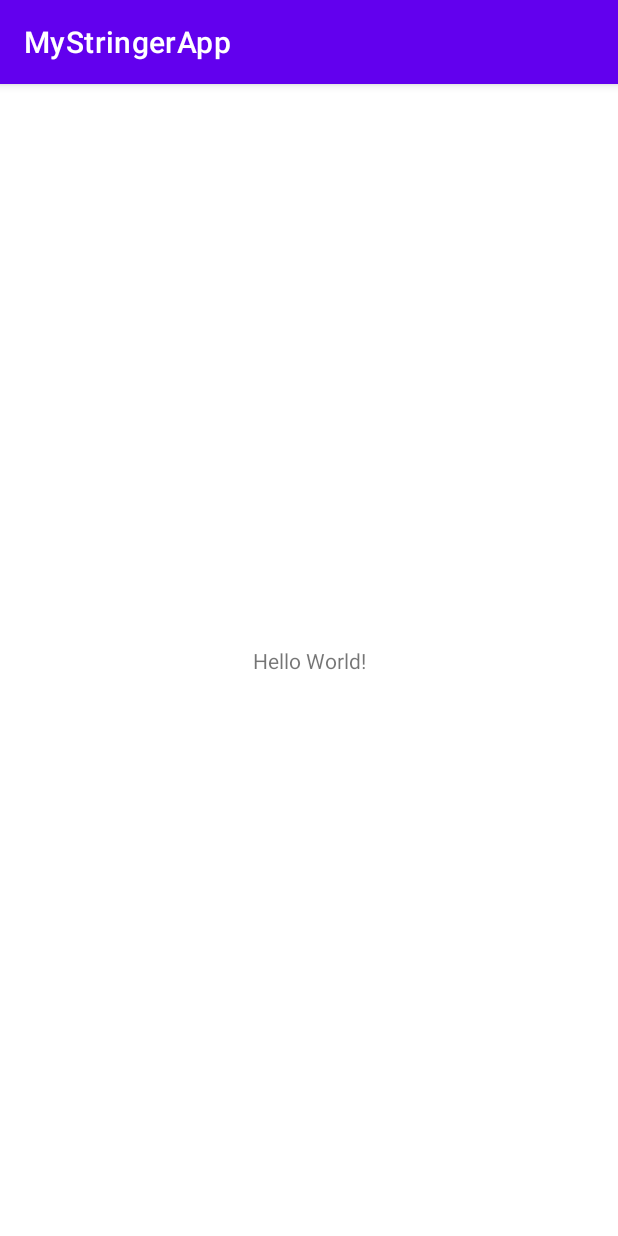
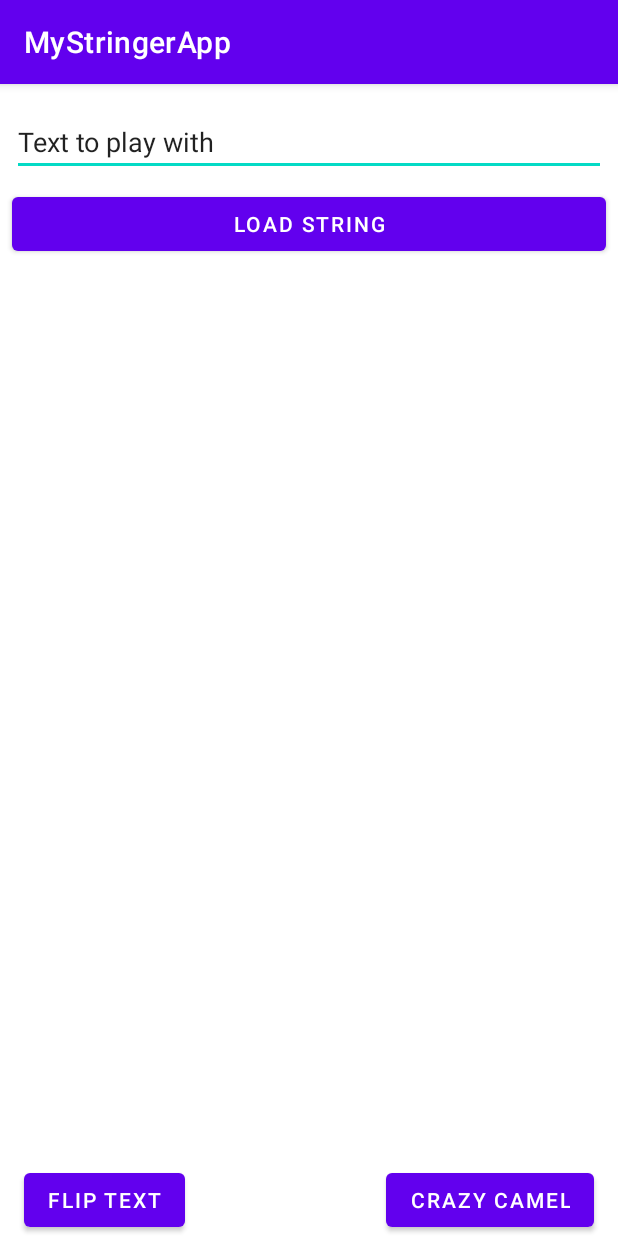
Before and after one commit to twoodby/mystinger, an Android app: the screen it shows after launch (MainActivity), on a phone screen of 412 x 824 dp. Run offline under Robolectric (Android 15) with nearby library versions, the phone set to English and light mode, and no system bars.

Commit message:
udpated with library and working example

```diff
--- a/android/app/build.gradle
+++ b/android/app/build.gradle
@@ -29,10 +29,14 @@ android {
     kotlinOptions {
         jvmTarget = '1.8'
     }
+
+    buildFeatures {
+        viewBinding true
+    }
 }
 
 dependencies {
-
+    implementation fileTree(dir: "libs", include: ["*.aar"])
     implementation 'androidx.core:core-ktx:1.7.0'
     implementation 'androidx.appcompat:appcompat:1.4.1'
     implementation 'com.google.android.material:material:1.5.0'
--- a/android/app/src/main/java/com/twoodby/mystringerapp/MainActivity.kt
+++ b/android/app/src/main/java/com/twoodby/mystringerapp/MainActivity.kt
@@ -1,11 +1,40 @@
 package com.twoodby.mystringerapp
 
+import android.os.Bundle
 import androidx.appcompat.app.AppCompatActivity
-import android.os.Bundle
+import com.twoodby.mystringerapp.databinding.ActivityMainBinding
 
 class MainActivity : AppCompatActivity() {
+
+    private lateinit var binding: ActivityMainBinding
+    private var myStringer: stringer.MyStringer = stringer.MyStringer("")
+
     override fun onCreate(savedInstanceState: Bundle?) {
         super.onCreate(savedInstanceState)
-        setContentView(R.layout.activity_main)
+        binding = ActivityMainBinding.inflate(layoutInflater)
+        setContentView(binding.root)
     }
+
+    override fun onResume() {
+        super.onResume()
+
+
+        // Setup Loading Button
+        binding.buttonLoadText.setOnClickListener {
+            myStringer = stringer.MyStringer(binding.inputText.text.toString())
+            binding.textLoaded.text = binding.inputText.text.toString()
+        }
+
+        binding.buttonFlipText.setOnClickListener {
+            binding.textOutput.text = myStringer.flipValue()
+        }
+
+        binding.buttonCrazyText.setOnClickListener {
+            binding.textOutput.text = myStringer.crazyCamel()
+        }
+
+
+    }
+
+
 }
--- a/android/app/src/main/res/layout/activity_main.xml
+++ b/android/app/src/main/res/layout/activity_main.xml
@@ -6,13 +6,72 @@
     android:layout_height="match_parent"
     tools:context=".MainActivity">
 
+
+    <EditText
+        android:id="@+id/input_text"
+        android:layout_width="0dp"
+        android:layout_height="wrap_content"
+        android:layout_marginStart="8dp"
+        android:layout_marginTop="16dp"
+        android:layout_marginEnd="8dp"
+        android:ems="10"
+        android:inputType="textPersonName"
+        android:text="@string/input_suggestion"
+        app:layout_constraintEnd_toEndOf="parent"
+        app:layout_constraintStart_toStartOf="parent"
+        app:layout_constraintTop_toTopOf="parent" />
+
+    <Button
+        android:id="@+id/button_load_text"
+        android:layout_width="0dp"
+        android:layout_height="wrap_content"
+        android:layout_marginStart="8dp"
+        android:layout_marginTop="8dp"
+        android:layout_marginEnd="8dp"
+        android:text="@string/button_load"
+        app:layout_constraintEnd_toEndOf="parent"
+        app:layout_constraintStart_toStartOf="parent"
+        app:layout_constraintTop_toBottomOf="@+id/input_text" />
+
     <TextView
+        android:id="@+id/text_loaded"
+        android:layout_width="0dp"
+        android:layout_height="wrap_content"
+        android:layout_marginStart="16dp"
+        android:layout_marginEnd="16dp"
+        app:layout_constraintEnd_toEndOf="parent"
+        app:layout_constraintStart_toStartOf="parent"
+        app:layout_constraintTop_toBottomOf="@+id/button_load_text"
+        tools:text="no value" />
+
+    <Button
+        android:id="@+id/button_flip_text"
         android:layout_width="wrap_content"
         android:layout_height="wrap_content"
-        android:text="Hello World!"
+        android:layout_marginStart="16dp"
+        android:text="@string/button_flip"
         app:layout_constraintBottom_toBottomOf="parent"
-        app:layout_constraintLeft_toLeftOf="parent"
-        app:layout_constraintRight_toRightOf="parent"
-        app:layout_constraintTop_toTopOf="parent" />
+        app:layout_constraintStart_toStartOf="parent" />
+
+    <Button
+        android:id="@+id/button_crazy_text"
+        android:layout_width="wrap_content"
+        android:layout_height="wrap_content"
+        android:layout_marginEnd="16dp"
+        android:text="@string/button_crazy_camel"
+        app:layout_constraintBottom_toBottomOf="parent"
+        app:layout_constraintEnd_toEndOf="parent" />
+
+    <TextView
+        android:id="@+id/text_output"
+        android:layout_width="0dp"
+        android:layout_height="wrap_content"
+        android:layout_marginStart="16dp"
+        android:layout_marginEnd="16dp"
+        android:textAppearance="@style/TextAppearance.AppCompat.Medium"
+        app:layout_constraintBottom_toTopOf="@+id/button_flip_text"
+        app:layout_constraintEnd_toEndOf="parent"
+        app:layout_constraintStart_toStartOf="parent"
+        tools:text="output" />
 
 </androidx.constraintlayout.widget.ConstraintLayout>
--- a/android/app/src/main/res/values/strings.xml
+++ b/android/app/src/main/res/values/strings.xml
@@ -1,3 +1,7 @@
 <resources>
     <string name="app_name">MyStringerApp</string>
+    <string name="input_suggestion">Text to play with</string>
+    <string name="button_load">Load String</string>
+    <string name="button_flip">Flip Text</string>
+    <string name="button_crazy_camel">CrAzY CaMeL</string>
 </resources>
```
Also changed, not shown: 2 other files.
